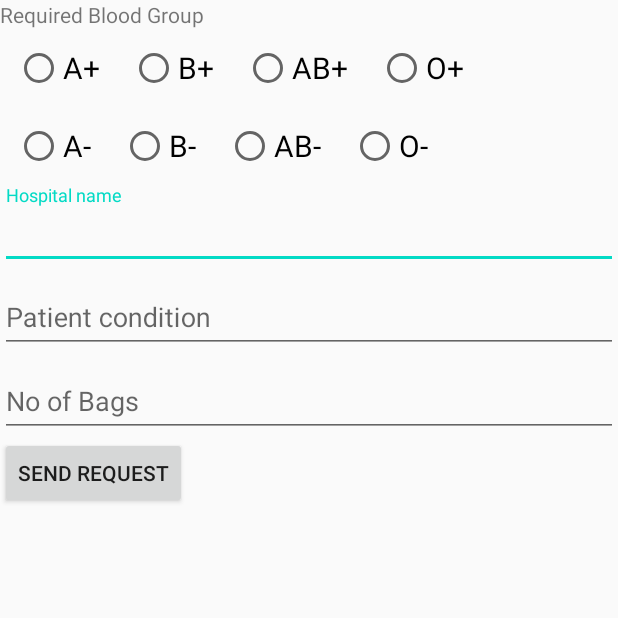
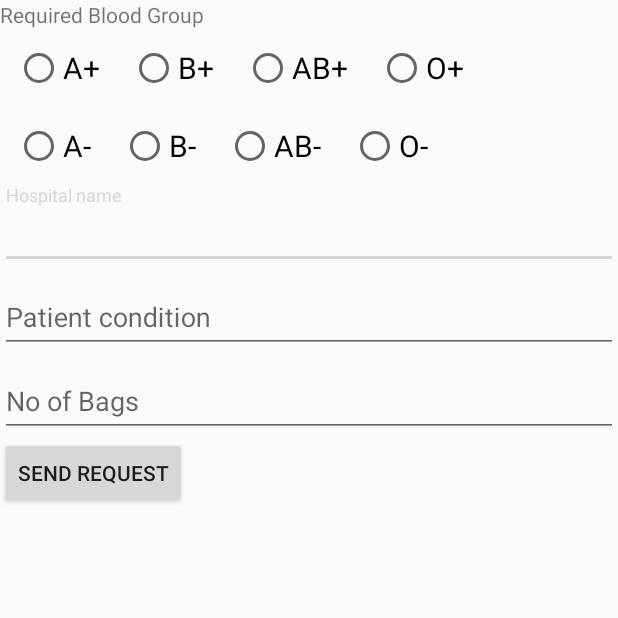
Before and after one commit to RzRiz/KinBloodDemo, an Android app: the screen it shows after launch once a user with an empty profile is signed in (Notification), after a tap on "Need a donar", on a phone screen of 412 x 824 dp, the top half of it. Run offline under Robolectric (Android 15) with nearby library versions, the phone set to English and light mode, and no system bars; our stand-ins replace Firebase (no records; nobody signed in at launch, a user with empty details on screens opened directly); 1 statement that could not run was skipped; 1 other tap on this screen came first.

Commit message:
2nd commit

```diff
--- a/app/build.gradle
+++ b/app/build.gradle
@@ -12,7 +12,7 @@ android {
 
     defaultConfig {
         applicationId "com.sust.kinblooddemo"
-        minSdkVersion 16
+        minSdkVersion 17
         targetSdkVersion 30
         multiDexEnabled true
         versionCode 1
--- a/app/src/main/java/com/sust/kinblooddemo/SplashScreen.java
+++ b/app/src/main/java/com/sust/kinblooddemo/SplashScreen.java
@@ -4,6 +4,7 @@ import androidx.appcompat.app.AppCompatActivity;
 
 import android.content.Intent;
 import android.os.Bundle;
+import android.os.Handler;
 
 import com.google.firebase.auth.FirebaseAuth;
 
@@ -20,6 +21,10 @@ public class SplashScreen extends AppCompatActivity {
     @Override
     protected void onStart() {
         super.onStart();
+
+        new Handler().postDelayed(new Runnable() {
+            @Override
+            public void run() {
                 if (firebaseAuth.getCurrentUser() != null) {
                     Intent intent = new Intent(SplashScreen.this, Home.class);
                     intent.setFlags(Intent.FLAG_ACTIVITY_NEW_TASK | Intent.FLAG_ACTIVITY_CLEAR_TASK);
@@ -30,4 +35,6 @@ public class SplashScreen extends AppCompatActivity {
                     startActivity(intent);
                 }
             }
+        }, 5000);
     }
+}
--- a/app/src/main/res/values/colors.xml
+++ b/app/src/main/res/values/colors.xml
@@ -1,6 +1,8 @@
 <?xml version="1.0" encoding="utf-8"?>
 <resources>
-    <color name="colorPrimary">#6200EE</color>
-    <color name="colorPrimaryDark">#3700B3</color>
-    <color name="colorAccent">#03DAC5</color>
+    <color name="colorPrimary">#BA2025</color>
+    <color name="colorPrimaryDark">#901616</color>
+    <color name="colorBlack">#000000</color>
+    <color name="colorWhite">#ffffff</color>
+    <color name="colorYellowWhite">#EEF4DC</color>
 </resources>
```
Also changed, not shown: app/src/main/res/layout/activity_splash_screen.xml (+37 -5 lines), app/src/main/res/font/arial_black.ttf (added), app/src/main/res/font/candara.ttf (added). Lines whose indentation alone changed are shown as unchanged.
